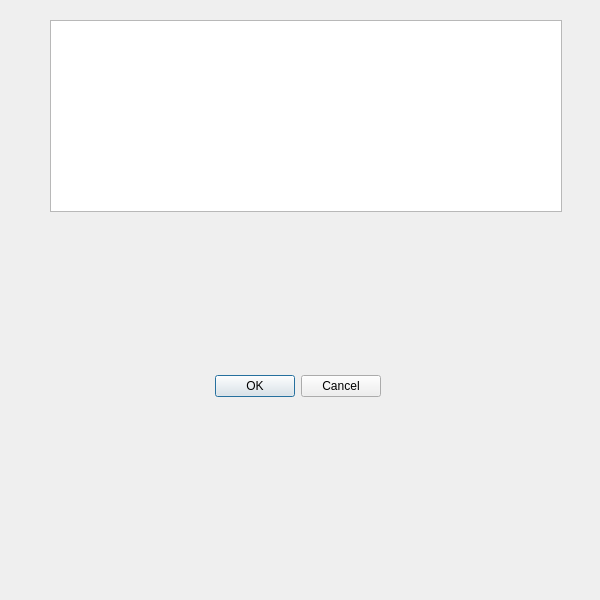
First picture: the form in untitled.ui, repository jdbr827/AdventOfCode_2021_Python, before the edit.
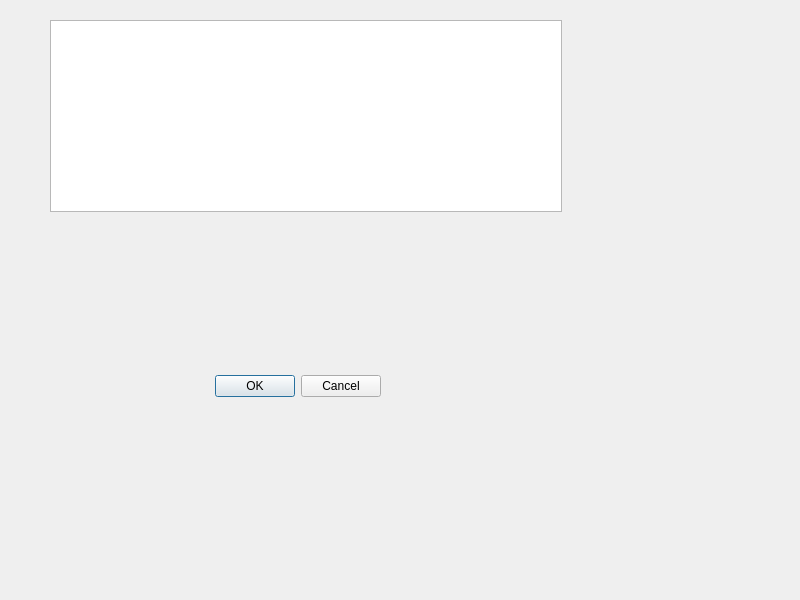
Second picture: the form after the edit.

```diff
--- a/untitled.ui
+++ b/untitled.ui
@@ -6,7 +6,7 @@
    <rect>
     <x>0</x>
     <y>0</y>
-    <width>600</width>
+    <width>800</width>
     <height>600</height>
    </rect>
   </property>
```
